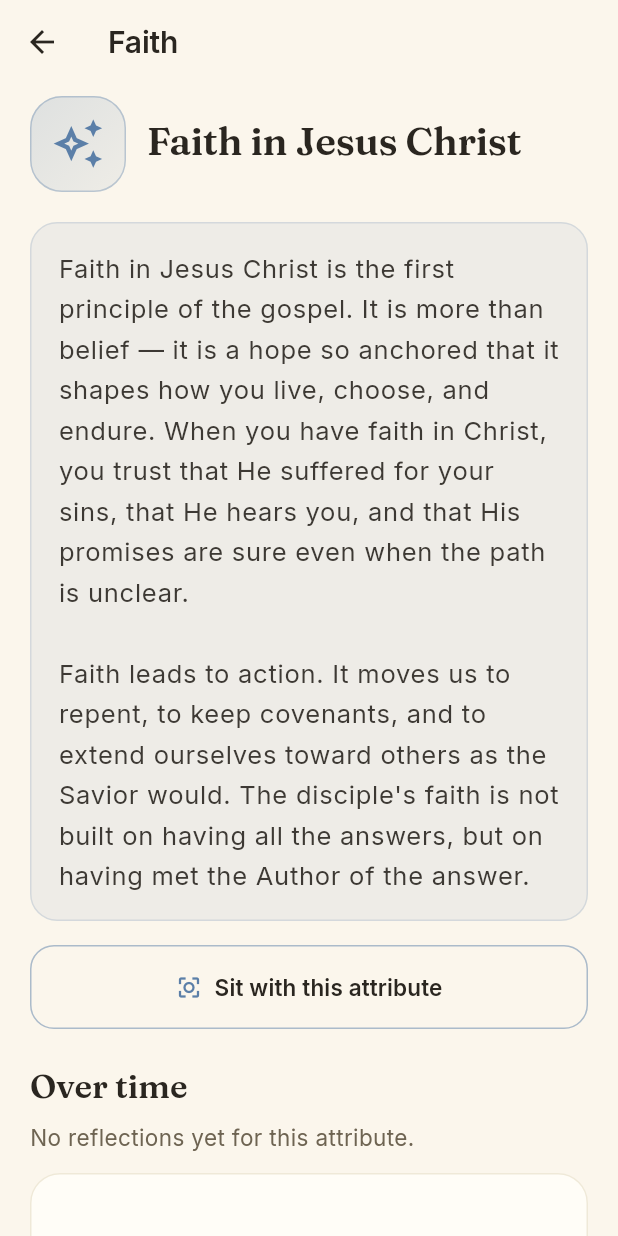
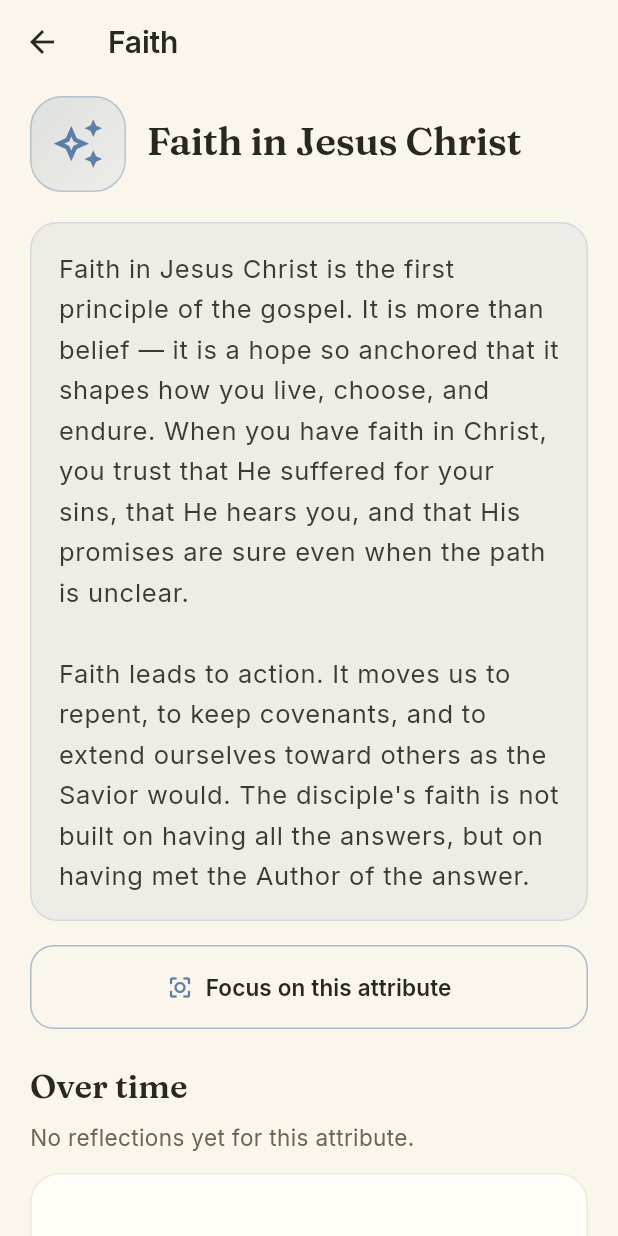
Before and after one commit to AirborneEagle/likehim, a Flutter app: the screen it shows after launch, after a tap on "Begin reflecting", after a tap on "Faith in Jesus Christ", on a phone screen of 412 x 824 dp. Run offline on Flutter 3.47's test engine with Material 3 defaults, Android fonts, the phone set to English and light mode, and no system bars; our stand-ins replace cloud_firestore, firebase_auth, firebase_core, fl_chart, google_fonts, shared_preferences; accounts and stored records are empty.

Commit message:
Warm up theme and clarify focus copy
UI:
- Replace home primary action card's cool blue gradient with
  warm gold-to-terracotta sunrise gradient
- Warm up dark mode background to amber-tinted near-black
  (#211912) so dark mode reads as 'lit candle in a dark room'
  instead of midnight blue
- Update web loader background to match

Copy:
- 'Sit with one this week' -> 'Choose one to focus on'
- 'SITTING WITH' label -> 'YOUR FOCUS'
- 'Sit with this attribute' -> 'Focus on this attribute'
- "You're sitting with this attribute." -> 'This is your current focus.'
- Snackbar 'Sitting with X.' -> 'Focusing on X.'

Also includes Firebase config scaffolding (firebase_options.dart,
android google-services.json, gradle plugin wiring) generated by
flutterfire configure — not yet activated in main.dart.

Co-Authored-By: Claude Opus 4.7 (1M context) <noreply@anthropic.com>

```diff
--- a/lib/screens/attribute_detail_screen.dart
+++ b/lib/screens/attribute_detail_screen.dart
@@ -110,7 +110,7 @@ class AttributeDetailScreen extends StatelessWidget {
                     ScaffoldMessenger.of(context).showSnackBar(
                       SnackBar(
                         content: Text(
-                            'Sitting with ${attribute.shortName}.'),
+                            'Focusing on ${attribute.shortName}.'),
                       ),
                     );
                   }
@@ -253,7 +253,7 @@ class _FocusToggle extends StatelessWidget {
             const SizedBox(width: 10),
             Expanded(
               child: Text(
-                'You\'re sitting with this attribute.',
+                'This is your current focus.',
                 style: theme.textTheme.bodyMedium?.copyWith(
                   color: scheme.onSurface,
                   fontWeight: FontWeight.w600,
@@ -273,7 +273,7 @@ class _FocusToggle extends StatelessWidget {
       child: OutlinedButton.icon(
         onPressed: onSet,
         icon: Icon(Icons.center_focus_strong_outlined, color: color),
-        label: Text('Sit with this attribute',
+        label: Text('Focus on this attribute',
             style: TextStyle(color: scheme.onSurface)),
         style: OutlinedButton.styleFrom(
           side: BorderSide(color: color.withValues(alpha: 0.5)),
--- a/lib/screens/home_screen.dart
+++ b/lib/screens/home_screen.dart
@@ -489,8 +489,10 @@ class _PrimaryActionCard extends StatelessWidget {
   Widget build(BuildContext context) {
     final theme = Theme.of(context);
     final scheme = theme.colorScheme;
+    // Warm "sunrise" gradient — terracotta deepening toward warm amber-brown.
+    // Sits warmer than the cool primary blue; supports white text comfortably.
     return Material(
-      color: scheme.primary,
+      color: scheme.tertiary,
       borderRadius: BorderRadius.circular(24),
       elevation: 0,
       child: InkWell(
@@ -501,11 +503,13 @@ class _PrimaryActionCard extends StatelessWidget {
             borderRadius: BorderRadius.circular(24),
             gradient: LinearGradient(
               colors: [
-                scheme.primary,
-                Color.lerp(scheme.primary, scheme.tertiary, 0.45)!,
+                scheme.secondary, // warm gold (top-left)
+                scheme.tertiary, // terracotta (mid)
+                Color.lerp(scheme.tertiary, Colors.black, 0.18)!, // deeper
               ],
               begin: Alignment.topLeft,
               end: Alignment.bottomRight,
+              stops: const [0.0, 0.55, 1.0],
             ),
           ),
           padding: const EdgeInsets.fromLTRB(24, 22, 24, 22),
@@ -518,14 +522,14 @@ class _PrimaryActionCard extends StatelessWidget {
                     Text(
                       hasLatest ? 'Reflect again' : 'Begin reflecting',
                       style: theme.textTheme.titleLarge?.copyWith(
-                        color: scheme.onPrimary,
+                        color: Colors.white,
                       ),
                     ),
                     const SizedBox(height: 6),
                     Text(
                       'About 8–10 quiet minutes',
                       style: theme.textTheme.bodyMedium?.copyWith(
-                        color: scheme.onPrimary.withValues(alpha: 0.85),
+                        color: Colors.white.withValues(alpha: 0.9),
                       ),
                     ),
                   ],
@@ -536,11 +540,11 @@ class _PrimaryActionCard extends StatelessWidget {
                 width: 48,
                 height: 48,
                 decoration: BoxDecoration(
-                  color: Colors.white.withValues(alpha: 0.16),
+                  color: Colors.white.withValues(alpha: 0.2),
                   borderRadius: BorderRadius.circular(16),
                 ),
-                child: Icon(Icons.arrow_forward_rounded,
-                    color: scheme.onPrimary),
+                child: const Icon(Icons.arrow_forward_rounded,
+                    color: Colors.white),
               ),
             ],
           ),
@@ -703,7 +707,7 @@ class _FocusCard extends StatelessWidget {
               Row(
                 children: [
                   Text(
-                    'SITTING WITH',
+                    'YOUR FOCUS',
                     style: theme.textTheme.labelSmall?.copyWith(
                       color: color,
                       letterSpacing: 1.2,
--- a/lib/screens/reflection_finish_screen.dart
+++ b/lib/screens/reflection_finish_screen.dart
@@ -135,11 +135,11 @@ class _ReflectionFinishScreenState extends State<ReflectionFinishScreen> {
             ),
           ),
           const SizedBox(height: 32),
-          Text('Sit with one this week',
+          Text('Choose one to focus on',
               style: theme.textTheme.headlineSmall),
           const SizedBox(height: 4),
           Text(
-            'Pick an attribute to keep close — in thought, scripture, and small acts. You can change it anytime.',
+            'Pick one attribute to keep in mind this week — to read about, pray about, and look for chances to live. You can change it anytime.',
             style: theme.textTheme.bodyMedium?.copyWith(
               color: scheme.onSurfaceVariant,
               height: 1.5,
```
Also changed, not shown: lib/theme/theme.dart (+9 -7 lines), pubspec.yaml (+3 -6 lines), firebase.json, lib/firebase_options.dart (added), pubspec.lock, 4 other files.
